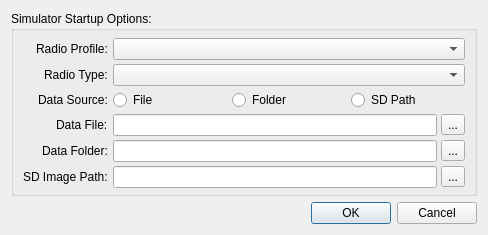
Qt form companion/src/simulation/simulatorstartupdialog.ui (opentx/opentx) before a commit.
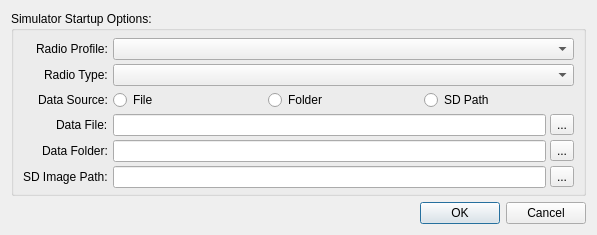
The same form after that commit. Icons and pictures are not drawn.

Commit message: [Simulator][OSX] Visual UI tweaks for OS X.

```diff
--- a/companion/src/simulation/simulatorstartupdialog.ui
+++ b/companion/src/simulation/simulatorstartupdialog.ui
@@ -2,13 +2,11 @@
 <ui version="4.0">
  <class>SimulatorStartupDialog</class>
  <widget class="QDialog" name="SimulatorStartupDialog">
-  <property name="geometry">
-   <rect>
-    <x>0</x>
-    <y>0</y>
-    <width>488</width>
-    <height>219</height>
-   </rect>
+  <property name="minimumSize">
+   <size>
+    <width>597</width>
+    <height>0</height>
+   </size>
   </property>
   <property name="windowTitle">
    <string>OpenTX Simulator - Startup Options</string>
@@ -22,13 +20,28 @@
    </property>
    <item>
     <widget class="QGroupBox" name="groupBox">
+     <property name="sizePolicy">
+      <sizepolicy hsizetype="Expanding" vsizetype="Preferred">
+       <horstretch>0</horstretch>
+       <verstretch>0</verstretch>
+      </sizepolicy>
+     </property>
      <property name="title">
       <string>Simulator Startup Options:</string>
      </property>
      <layout class="QFormLayout" name="layout_options">
+      <property name="sizeConstraint">
+       <enum>QLayout::SetNoConstraint</enum>
+      </property>
+      <property name="fieldGrowthPolicy">
+       <enum>QFormLayout::AllNonFixedFieldsGrow</enum>
+      </property>
       <property name="labelAlignment">
        <set>Qt::AlignRight|Qt::AlignTrailing|Qt::AlignVCenter</set>
       </property>
+      <property name="formAlignment">
+       <set>Qt::AlignLeading|Qt::AlignLeft|Qt::AlignTop</set>
+      </property>
       <property name="horizontalSpacing">
        <number>5</number>
       </property>
@@ -56,6 +69,12 @@
       </item>
       <item row="0" column="1">
        <widget class="QComboBox" name="radioProfile">
+        <property name="sizePolicy">
+         <sizepolicy hsizetype="Preferred" vsizetype="Fixed">
+          <horstretch>0</horstretch>
+          <verstretch>0</verstretch>
+         </sizepolicy>
+        </property>
         <property name="toolTip">
          <string>Existing radio profiles are shown here.&lt;br /&gt;
 Create or edit profiles using the Companion application.</string>
@@ -71,6 +90,12 @@
       </item>
       <item row="1" column="1">
        <widget class="QComboBox" name="radioType">
+        <property name="sizePolicy">
+         <sizepolicy hsizetype="Preferred" vsizetype="Fixed">
+          <horstretch>0</horstretch>
+          <verstretch>0</verstretch>
+         </sizepolicy>
+        </property>
         <property name="toolTip">
          <string>Existing radio simulators are shown here.&lt;br /&gt;
 The radio type specified in the selected profile is used by default.</string>
@@ -107,6 +132,12 @@
       </item>
       <item row="3" column="1">
        <widget class="QWidget" name="wdgt_dataFile" native="true">
+        <property name="sizePolicy">
+         <sizepolicy hsizetype="Expanding" vsizetype="Preferred">
+          <horstretch>0</horstretch>
+          <verstretch>0</verstretch>
+         </sizepolicy>
+        </property>
         <layout class="QHBoxLayout" name="layout_dataFile" stretch="1,0">
          <property name="spacing">
           <number>4</number>
@@ -153,6 +184,12 @@
       </item>
       <item row="4" column="1">
        <widget class="QWidget" name="wdgt_dataFolder" native="true">
+        <property name="sizePolicy">
+         <sizepolicy hsizetype="Expanding" vsizetype="Preferred">
+          <horstretch>0</horstretch>
+          <verstretch>0</verstretch>
+         </sizepolicy>
+        </property>
         <layout class="QHBoxLayout" name="layout_dataFolder" stretch="1,0">
          <property name="spacing">
           <number>4</number>
@@ -199,6 +236,12 @@
       </item>
       <item row="5" column="1">
        <widget class="QWidget" name="wdgt_sdPath" native="true">
+        <property name="sizePolicy">
+         <sizepolicy hsizetype="Expanding" vsizetype="Preferred">
+          <horstretch>0</horstretch>
+          <verstretch>0</verstretch>
+         </sizepolicy>
+        </property>
         <layout class="QHBoxLayout" name="layout_sdPath" stretch="1,0">
          <property name="spacing">
           <number>4</number>
@@ -245,6 +288,12 @@
       </item>
       <item row="2" column="1">
        <widget class="QWidget" name="wdgt_dataSource" native="true">
+        <property name="sizePolicy">
+         <sizepolicy hsizetype="Expanding" vsizetype="Preferred">
+          <horstretch>0</horstretch>
+          <verstretch>0</verstretch>
+         </sizepolicy>
+        </property>
         <property name="toolTip">
          <string>Select which of the data sources (File/Folder/SD Card) you would like to start the simulator with.</string>
         </property>
```
The commit also changes 4 other files.
